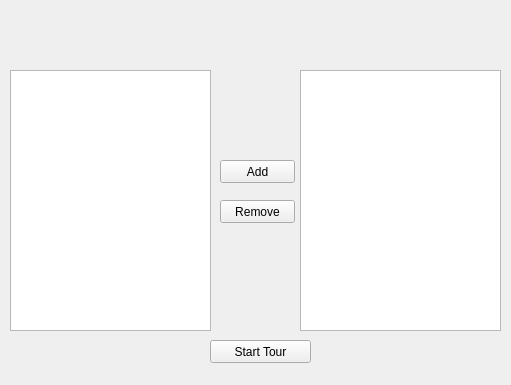
Above: customtour.ui from DuncanBauer/WineryTours before the change. Below: the same form after it.
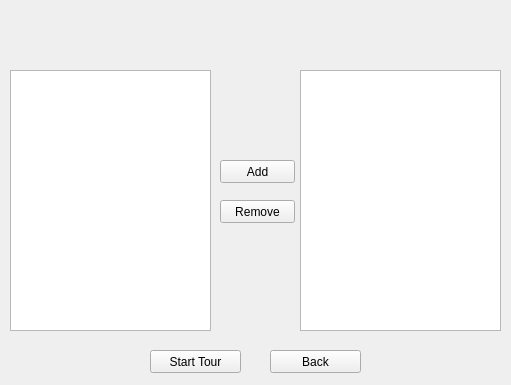
That is the form after the change.

Commit message: Fixed purchasing multiple wines. Added back buttons on certain windows. Cleaned up certain windows

Diff of the .ui file:
```diff
--- a/customtour.ui
+++ b/customtour.ui
@@ -10,6 +10,18 @@
     <height>385</height>
    </rect>
   </property>
+  <property name="minimumSize">
+   <size>
+    <width>511</width>
+    <height>385</height>
+   </size>
+  </property>
+  <property name="maximumSize">
+   <size>
+    <width>511</width>
+    <height>385</height>
+   </size>
+  </property>
   <property name="windowTitle">
    <string>Form</string>
   </property>
@@ -29,9 +41,9 @@
   <widget class="QPushButton" name="pushButton">
    <property name="geometry">
     <rect>
-     <x>210</x>
-     <y>340</y>
-     <width>101</width>
+     <x>150</x>
+     <y>350</y>
+     <width>91</width>
      <height>23</height>
     </rect>
    </property>
@@ -72,6 +84,19 @@
     </rect>
    </property>
   </widget>
+  <widget class="QPushButton" name="back">
+   <property name="geometry">
+    <rect>
+     <x>270</x>
+     <y>350</y>
+     <width>91</width>
+     <height>23</height>
+    </rect>
+   </property>
+   <property name="text">
+    <string>Back</string>
+   </property>
+  </widget>
  </widget>
  <resources/>
  <connections/>
```
The commit also changes 23 other files.
